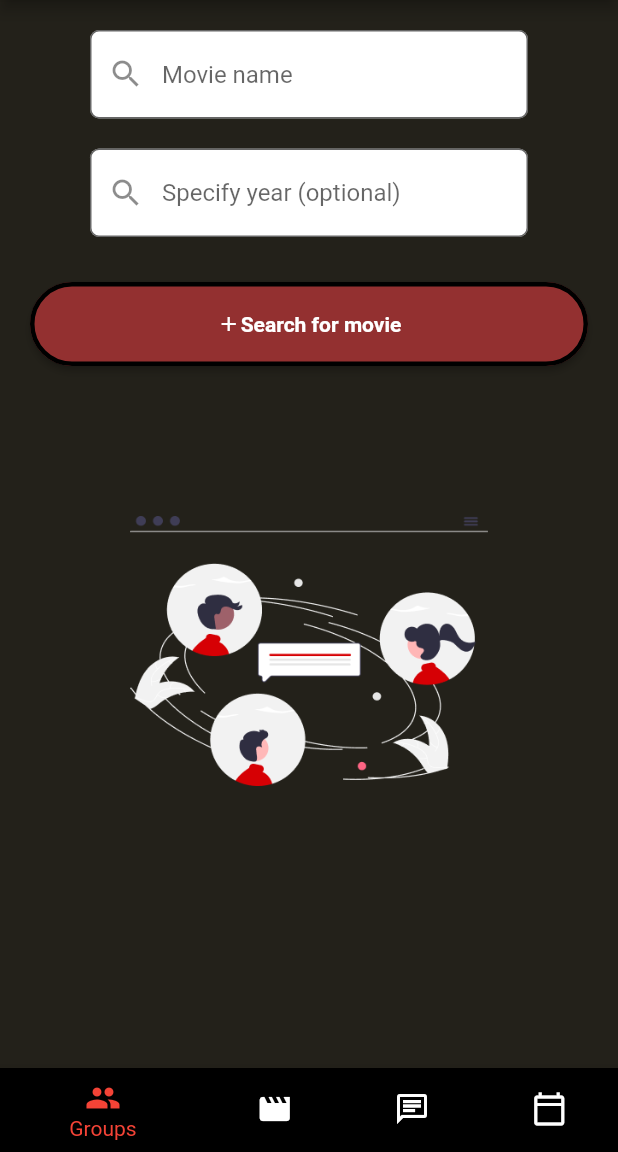
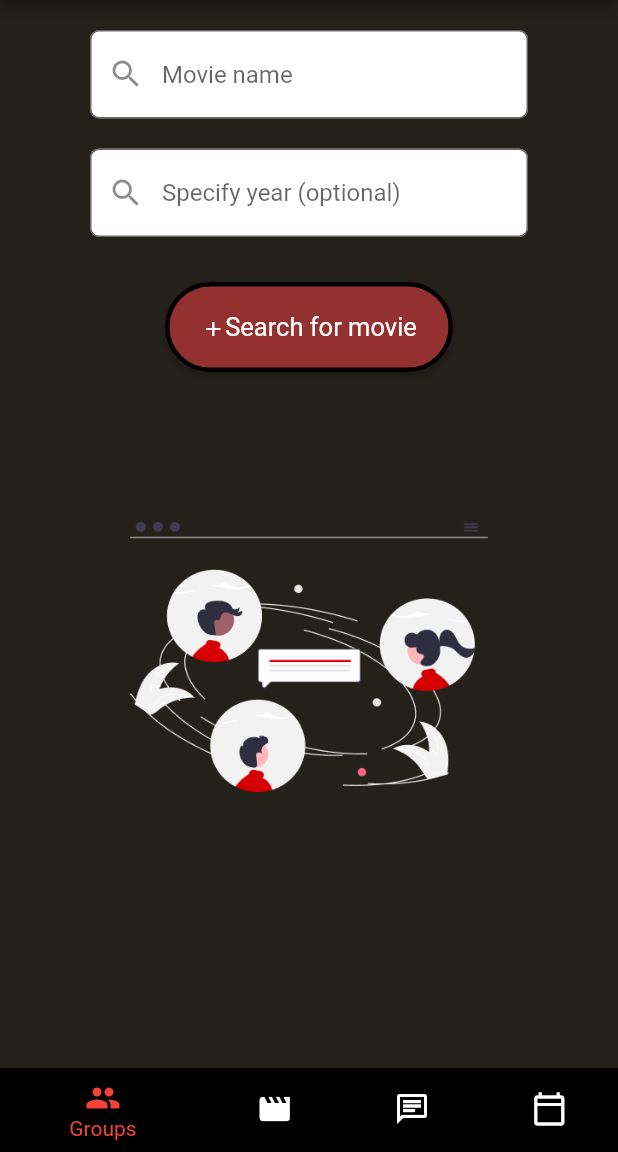
Before and after one commit to GustavWalt/pvt_23, a Flutter app: the SearchPage screen opened by its route, on a phone screen of 412 x 824 dp, the part 84-1236 px from its top. Run offline on Flutter 3.47's test engine with Material 2 defaults, Android fonts, the phone set to English and light mode, and no system bars; our stand-ins replace cloud_firestore, firebase_auth, firebase_core, font_awesome_flutter, go_router, table_calendar; missing offline and left inert: social_share; accounts and stored records are empty.

Commit message:
search movie buttons frontend fix

```diff
--- a/lib/screens/SearchPage/search_page.dart
+++ b/lib/screens/SearchPage/search_page.dart
@@ -71,7 +71,7 @@ class _SearchPageState extends State<SearchPage> {
             ),
           ),
           Padding(
-              padding: const EdgeInsets.fromLTRB(20, 10, 20, 100),
+              padding: const EdgeInsets.fromLTRB(110, 10, 110, 100),
               child: ElevatedButton(
                 style: ElevatedButton.styleFrom(
                     minimumSize: const Size.fromRadius(10),
@@ -88,7 +88,7 @@ class _SearchPageState extends State<SearchPage> {
                       ),
                       TextSpan(
                           text: "Search for movie",
-                          style: TextStyle(fontWeight: FontWeight.bold)),
+                          style: TextStyle(fontSize: 17)),
                     ],
                   ),
                 ),
--- a/lib/screens/SearchPickPage/search_pick_page.dart
+++ b/lib/screens/SearchPickPage/search_pick_page.dart
@@ -71,7 +71,7 @@ class _SearchPickPageState extends State<SearchPickPage> {
             ),
           ),
           Padding(
-              padding: const EdgeInsets.fromLTRB(20, 10, 20, 100),
+              padding: const EdgeInsets.fromLTRB(110, 10, 110, 100),
               child: ElevatedButton(
                 style: ElevatedButton.styleFrom(
                     minimumSize: const Size.fromRadius(10),
@@ -88,7 +88,7 @@ class _SearchPickPageState extends State<SearchPickPage> {
                       ),
                       TextSpan(
                           text: "Search for movie",
-                          style: TextStyle(fontWeight: FontWeight.bold)),
+                          style: TextStyle(fontSize: 17)),
                     ],
                   ),
                 ),
```
Also changed, not shown: lib/screens/SpecificMovieResultPickPage/specific_movie_result_pick_page.dart (+10 -5 lines).
